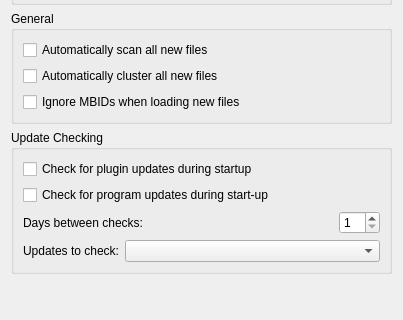
metabrainz/picard, file ui/options_general.ui: the form before one commit; both pictures show x 0 to 403 and y 279 to 599 of the 403 by 599 pixel window.
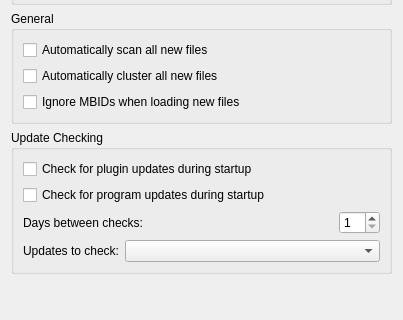
The form after the commit.

Commit message: Consistent spelling of "startup" in update checks

```diff
--- a/ui/options_general.ui
+++ b/ui/options_general.ui
@@ -257,7 +257,7 @@
          <item>
           <widget class="QCheckBox" name="check_for_updates">
            <property name="text">
-            <string>Check for program updates during start-up</string>
+            <string>Check for program updates during startup</string>
            </property>
           </widget>
          </item>
```
The commit also changes 64 other files.
